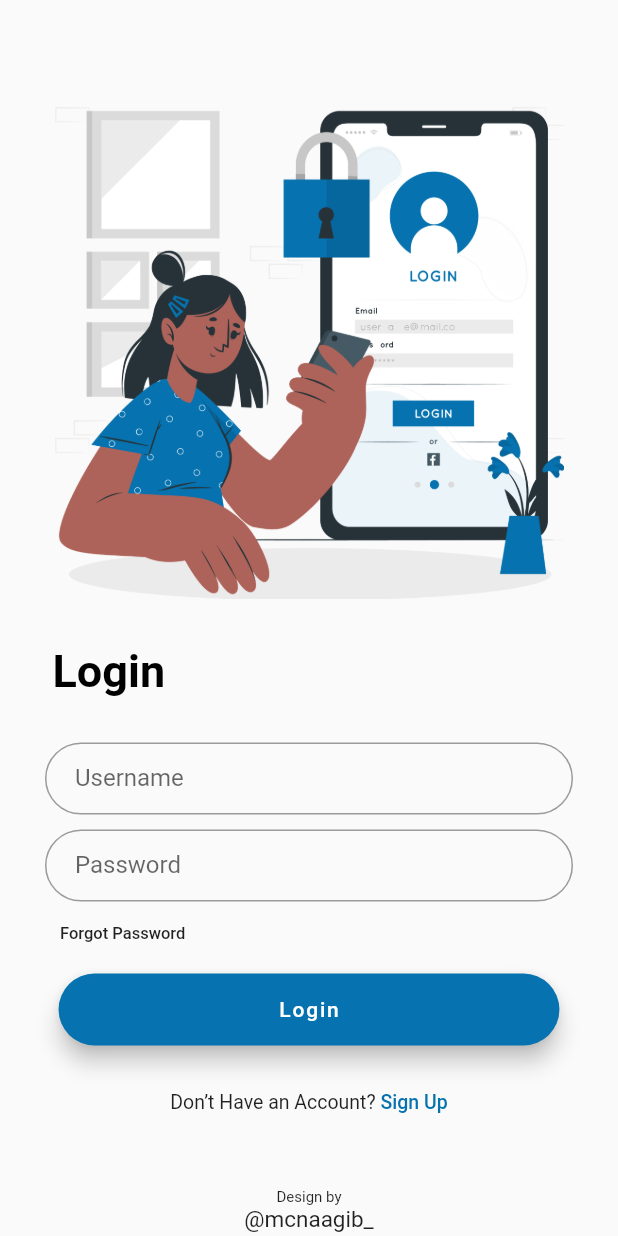
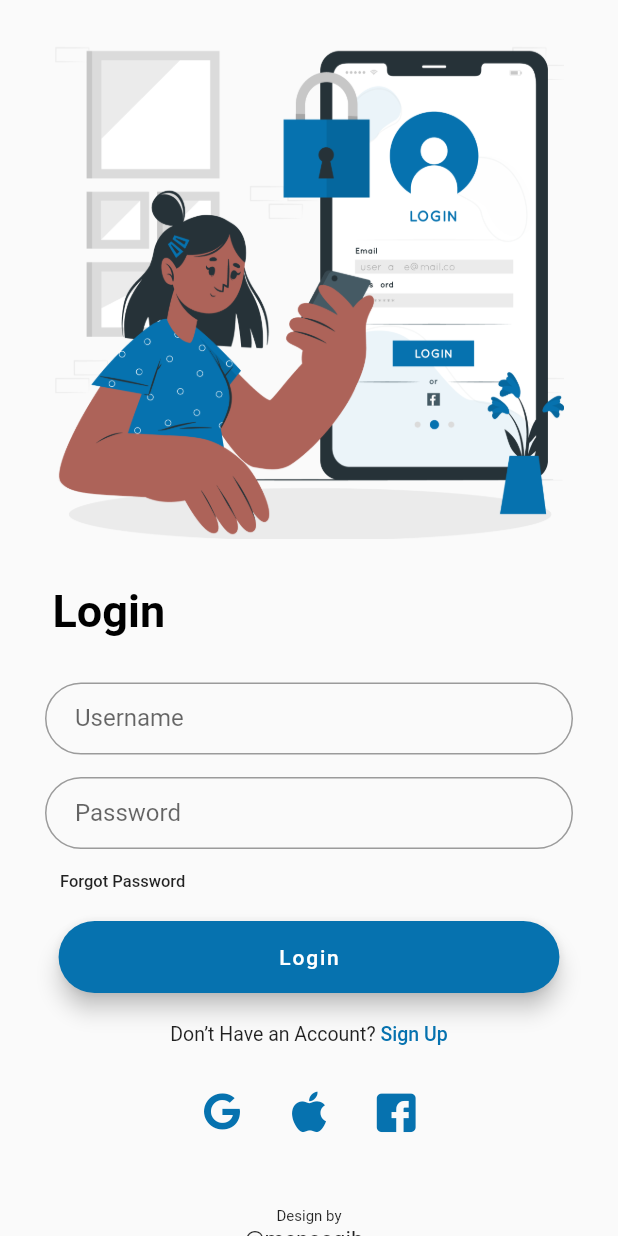
Before and after one commit to al-chakim/food_App, a Flutter app: the screen it shows after launch, after a tap on "Get Started", on a phone screen of 412 x 824 dp. Run offline on Flutter 3.47's test engine with Material 2 defaults, Android fonts, the light colour scheme and no system bars.

Commit message:
plus custom icon

```diff
--- /dev/null
+++ b/foody/lib/icons/my_icons_icons.dart
@@ -0,0 +1,31 @@
+/// Flutter icons MyIcons
+/// Copyright (C) 2022 by original authors @ fluttericon.com, fontello.com
+/// This font was generated by FlutterIcon.com, which is derived from Fontello.
+///
+/// To use this font, place it in your fonts/ directory and include the
+/// following in your pubspec.yaml
+///
+/// flutter:
+///   fonts:
+///    - family:  MyIcons
+///      fonts:
+///       - asset: fonts/MyIcons.ttf
+///
+///
+/// * Entypo, Copyright (C) 2012 by Daniel Bruce
+///         Author:    Daniel Bruce
+///         License:   SIL (http://scripts.sil.org/OFL)
+///         Homepage:  http://www.entypo.com
+///
+import 'package:flutter/widgets.dart';
+
+class MyIcons {
+  MyIcons._();
+
+  static const _kFontFam = 'MyIcons';
+  static const String? _kFontPkg = null;
+
+  static const IconData apel = IconData(0xe800, fontFamily: _kFontFam, fontPackage: _kFontPkg);
+  static const IconData gugel = IconData(0xe801, fontFamily: _kFontFam, fontPackage: _kFontPkg);
+  static const IconData facebook_squared = IconData(0xf30e, fontFamily: _kFontFam, fontPackage: _kFontPkg);
+}
--- a/foody/lib/login.dart
+++ b/foody/lib/login.dart
@@ -2,6 +2,7 @@ import 'dart:ui';
 
 import 'package:flutter/material.dart';
 import 'package:flutter/services.dart';
+import 'package:foody/icons/my_icons_icons.dart';
 import 'package:foody/theme.dart';
 
 class login extends StatefulWidget {
@@ -12,13 +13,15 @@ class login extends StatefulWidget {
 }
 
 class _loginState extends State<login> {
+  get isSelected => null;
+
   @override
   Widget build(BuildContext context) {
     return Scaffold(
       body: SafeArea(
         child: ListView(
           children: [
-            SizedBox(height: 70,),
+            SizedBox(height: 30,),
             Column(
               children: [
                 Image.asset(
@@ -54,7 +57,7 @@ class _loginState extends State<login> {
                       labelText: 'Username',
                     ),
                   ),
-                  SizedBox(height: 10,),
+                  SizedBox(height: 15,),
                   TextField(
                     autofocus: false,
                     obscureText: true,
@@ -95,7 +98,7 @@ class _loginState extends State<login> {
                 ),
               ],
             ),
-            SizedBox(height: 30,),
+            SizedBox(height: 20,),
             Row(
               mainAxisAlignment: MainAxisAlignment.center,
               children: [
@@ -115,7 +118,39 @@ class _loginState extends State<login> {
                 )
               ],
             ),
-            SizedBox(height: 50,),
+            SizedBox(height: 20,),
+            Row(
+              mainAxisAlignment: MainAxisAlignment.center,
+              children: [
+                IconButton(
+                  onPressed: (){},
+                  icon: Icon(
+                    MyIcons.gugel,
+                    size: 24,
+                    color: biruTua,
+                  ),
+                ),
+                SizedBox(width: 10,),
+                IconButton(
+                  onPressed: (){},
+                  icon: Icon(
+                    MyIcons.apel,
+                    size: 27,
+                    color: biruTua,
+                  ),
+                ),
+                SizedBox(width: 10,),
+                IconButton(
+                  onPressed: (){},
+                  icon: Icon(
+                    MyIcons.facebook_squared,
+                    size: 30,
+                    color: biruTua,
+                  ),
+                ),
+              ],
+            ),
+            SizedBox(height: 40,),
             Column(
               children: [
                 Text(
```
Also changed, not shown: foody/pubspec.yaml (+4 -4 lines), foody/assets/fonts/MyIcons.ttf (added).
